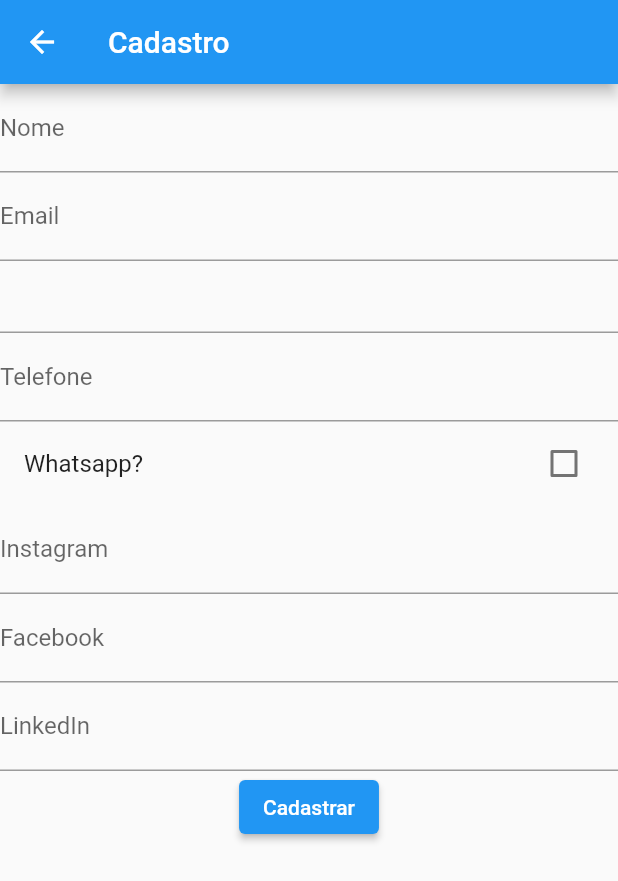
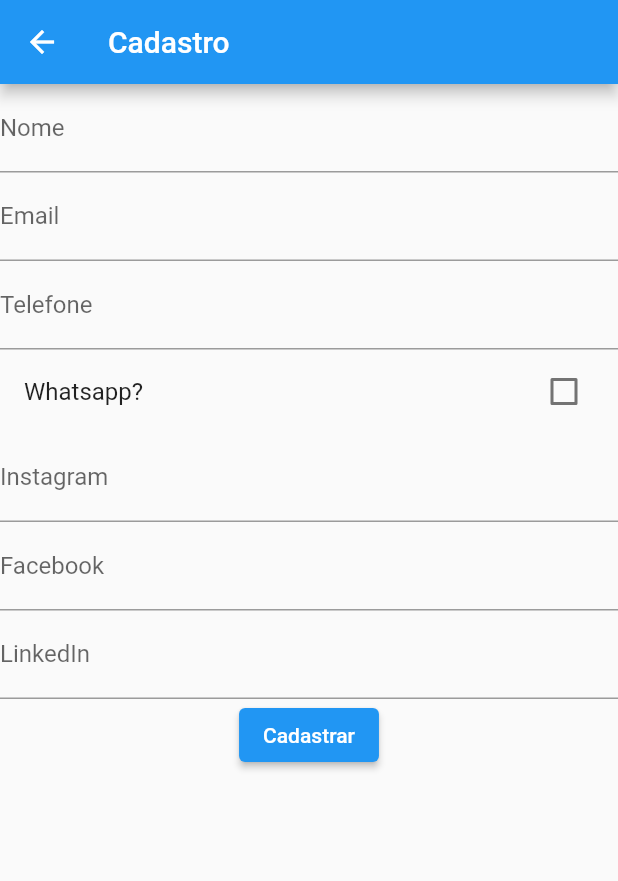
Before and after one commit to ArthurImmich/Uma-introducao-ao-flutter---Desenvolvimento-de-uma-lista-simples-de-contatos., a Flutter app: the screen it shows after launch, after a tap on the "add" icon, on a phone screen of 412 x 824 dp. Shown: the top 881 px of the screen. Run offline on Flutter 3.47's test engine with Material 2 defaults, Android fonts, the phone set to English and light mode, and no system bars; our stand-ins replace flutter_slidable.

Commit message:
Contacts list

```diff
--- a/lib/cadastro.dart
+++ b/lib/cadastro.dart
@@ -7,8 +7,13 @@ class Cadastro extends StatefulWidget {
 
 class _CadastroState extends State<Cadastro> {
   final _formKey = GlobalKey<FormState>();
-
   bool _checked = false;
+  final _nameController = TextEditingController();
+  final _emailController = TextEditingController();
+  final _phoneController = TextEditingController();
+  final _instagramController = TextEditingController();
+  final _facebookController = TextEditingController();
+  final _linkedinController = TextEditingController();
 
   @override
   Widget build(BuildContext context) {
@@ -24,6 +29,7 @@ class _CadastroState extends State<Cadastro> {
             child: Column(
               children: [
                 TextFormField(
+                  controller: _nameController,
                   decoration: const InputDecoration(labelText: 'Nome'),
                   //the post fix exclamation mark is a 'casting away nullability'
                   //meaning that it will take the value of null and cast it to a string
@@ -32,27 +38,13 @@ class _CadastroState extends State<Cadastro> {
                       value!.isEmpty ? 'Campo Obrigatório' : null,
                 ),
                 TextFormField(
+                  controller: _emailController,
                   decoration: const InputDecoration(labelText: 'Email'),
                   keyboardType: TextInputType.emailAddress,
-                  //the post fix exclamation mark is a 'casting away nullability'
-                  //meaning that it will take the value of null and cast it to a string
-                  //and then check if it is empty avoiding calling .isEmpty on null
                 ),
                 TextFormField(
-                  readOnly: true,
-                  onTap: () async {
-                    DateTime? date = await showDatePicker(
-                        context: context,
-                        initialDate: DateTime.now(),
-                        firstDate: DateTime(1900),
-                        lastDate: DateTime.now());
-                  },
-                ),
-                TextFormField(
+                  controller: _phoneController,
                   decoration: const InputDecoration(labelText: 'Telefone'),
-                  //the post fix exclamation mark is a 'casting away nullability'
-                  //meaning that it will take the value of null and cast it to a string
-                  //and then check if it is empty avoiding calling .isEmpty on null
                 ),
                 CheckboxListTile(
                     title: Text('Whatsapp?'),
@@ -62,22 +54,16 @@ class _CadastroState extends State<Cadastro> {
                       setState(() => _checked = value!);
                     }),
                 TextFormField(
+                  controller: _instagramController,
                   decoration: const InputDecoration(labelText: 'Instagram'),
-                  //the post fix exclamation mark is a 'casting away nullability'
-                  //meaning that it will take the value of null and cast it to a string
-                  //and then check if it is empty avoiding calling .isEmpty on null
                 ),
                 TextFormField(
+                  controller: _facebookController,
                   decoration: const InputDecoration(labelText: 'Facebook'),
-                  //the post fix exclamation mark is a 'casting away nullability'
-                  //meaning that it will take the value of null and cast it to a string
-                  //and then check if it is empty avoiding calling .isEmpty on null
                 ),
                 TextFormField(
+                  controller: _linkedinController,
                   decoration: const InputDecoration(labelText: 'LinkedIn'),
-                  //the post fix exclamation mark is a 'casting away nullability'
-                  //meaning that it will take the value of null and cast it to a string
-                  //and then check if it is empty avoiding calling .isEmpty on null
                 ),
                 ElevatedButton(
                     onPressed: () {
@@ -89,6 +75,7 @@ class _CadastroState extends State<Cadastro> {
                       if (_formKey.currentState!.validate()) {
                         // If the form is valid, display a snackbar. In the real world,
                         // you'd often call a server or save the information in a database.
+
                         ScaffoldMessenger.of(context).showSnackBar(
                             SnackBar(content: Text('Processing Data')));
                       }
--- a/lib/contatos.dart
+++ /dev/null
@@ -1,41 +0,0 @@
-import 'package:flutter/material.dart';
-import 'cadastro.dart';
-
-class MyHomePage extends StatefulWidget {
-  MyHomePage({Key? key, required this.title}) : super(key: key);
-  final String title;
-
-  @override
-  _MyHomePageState createState() => _MyHomePageState();
-}
-
-class _MyHomePageState extends State<MyHomePage> {
-  @override
-  Widget build(BuildContext context) {
-    return Scaffold(
-      appBar: AppBar(
-        title: Text(widget.title),
-      ),
-      body: Center(
-        child: Column(
-          mainAxisAlignment: MainAxisAlignment.center,
-          children: <Widget>[
-            Text(
-              'You have pushed the button this many times:',
-            ),
-            Text(
-              'contador',
-              style: Theme.of(context).textTheme.headline4,
-            ),
-          ],
-        ),
-      ),
-      floatingActionButton: FloatingActionButton(
-        onPressed: () => Navigator.of(context)
-            .push(MaterialPageRoute(builder: (context) => Cadastro())),
-        tooltip: 'Increment',
-        child: Icon(Icons.add),
-      ),
-    );
-  }
-}
--- /dev/null
+++ b/lib/lista_contatos.dart
@@ -0,0 +1,126 @@
+import 'package:flutter/material.dart';
+import 'cadastro.dart';
+import 'contato.dart';
+import 'package:flutter_slidable/flutter_slidable.dart';
+
+class MyHomePage extends StatefulWidget {
+  MyHomePage({Key? key, required this.title}) : super(key: key);
+  final String title;
+
+  @override
+  _MyHomePageState createState() => _MyHomePageState();
+}
+
+List<Contato> contatos = [
+  Contato(
+      name: 'João Carlos',
+      email: 'asd@asd.com',
+      phone: '(55) 55555-5555',
+      facebook: 'teste',
+      instagram: 'teste'),
+  Contato(name: 'Carla', email: 'asds@asds.com'),
+  Contato(name: 'João Carlos', email: 'asd@asd.com', phone: '(55) 55555-5555'),
+  Contato(name: 'Carla', email: 'asds@asds.com'),
+  Contato(name: 'João Carlos', email: 'asd@asd.com', phone: '(55) 55555-5555'),
+  Contato(name: 'Carla', email: 'asds@asds.com'),
+  Contato(name: 'João Carlos', email: 'asd@asd.com', phone: '(55) 55555-5555'),
+  Contato(name: 'Carla', email: 'asds@asds.com'),
+  Contato(name: 'João Carlos', email: 'asd@asd.com', phone: '(55) 55555-5555'),
+  Contato(name: 'Carla', email: 'asds@asds.com'),
+  Contato(name: 'João Carlos', email: 'asd@asd.com', phone: '(55) 55555-5555'),
+  Contato(name: 'Carla', email: 'asds@asds.com'),
+  Contato(name: 'João Carlos', email: 'asd@asd.com', phone: '(55) 55555-5555'),
+  Contato(name: 'Carla', email: 'asds@asds.com'),
+  Contato(name: 'João Carlos', email: 'asd@asd.com', phone: '(55) 55555-5555'),
+  Contato(name: 'Carla', email: 'asds@asds.com'),
+  Contato(name: 'João Carlos', email: 'asd@asd.com', phone: '(55) 55555-5555'),
+  Contato(name: 'Carla', email: 'asds@asds.com'),
+  Contato(name: 'João Carlos', email: 'asd@asd.com', phone: '(55) 55555-5555'),
+  Contato(name: 'Carla', email: 'asds@asds.com'),
+  Contato(name: 'João Carlos', email: 'asd@asd.com', phone: '(55) 55555-5555'),
+  Contato(name: 'Carla', email: 'asds@asds.com'),
+  Contato(name: 'João Carlos', email: 'asd@asd.com', phone: '(55) 55555-5555'),
+  Contato(name: 'Carla', email: 'asds@asds.com'),
+];
+
+class _MyHomePageState extends State<MyHomePage> {
+  @override
+  Widget build(BuildContext context) {
+    return Scaffold(
+      appBar: AppBar(
+        title: Text(widget.title),
+      ),
+      body: ListView.separated(
+        separatorBuilder: (_, i) => Divider(
+          indent: 30,
+          endIndent: 30,
+          thickness: 1,
+          height: 0,
+        ),
+        itemCount: contatos.length,
+        itemBuilder: (_, i) => Slidable(
+          actionPane: SlidableDrawerActionPane(),
+          actionExtentRatio: 0.15,
+          child: SizedBox(
+            height: 70,
+            child: Center(
+              child: ListTile(
+                title: Text(contatos[i].name!),
+                //subtitle: Text(contatos[i].phone ?? ''),
+                leading: CircleAvatar(
+                  backgroundColor: Colors.amber,
+                ),
+              ),
+            ),
+          ),
+          secondaryActions: _secondaryActions(contatos[i]),
+        ),
+      ),
+      floatingActionButton: FloatingActionButton(
+        onPressed: () => Navigator.of(context)
+            .push(MaterialPageRoute(builder: (context) => Cadastro())),
+        tooltip: 'Increment',
+        child: Icon(Icons.add),
+      ),
+    );
+  }
+}
+
+List<Widget> _secondaryActions(Contato contato) {
+  List<Widget> secondaryActions = [
+    IconSlideAction(
+      caption: 'Editar',
+      color: Colors.amber,
+      icon: Icons.edit,
+      onTap: () {},
+    ),
+    IconSlideAction(
+      caption: 'Excluir',
+      color: Colors.red,
+      icon: Icons.delete,
+      onTap: () {},
+    ),
+  ];
+  if (contato.facebook?.isNotEmpty ?? false) {
+    secondaryActions.insert(
+        0,
+        IconSlideAction(
+          caption: 'Facebook',
+          color: Colors.blue.shade600,
+          icon: Icons.facebook,
+          onTap: () {},
+        ));
+  }
+  if (contato.facebook?.isNotEmpty ?? false) {
+    secondaryActions.insert(
+        0,
+        IconSlideAction(
+          caption: 'Instagram',
+          color: Colors.purple.shade600,
+          icon: Icons.camera_alt_outlined,
+          onTap: () {},
+        ));
+  }
+
+  return secondaryActions;
+}
--- a/lib/main.dart
+++ b/lib/main.dart
@@ -1,5 +1,5 @@
 import 'package:flutter/material.dart';
-import 'contatos.dart';
+import 'lista_contatos.dart';
 
 void main() {
   runApp(MyApp());
--- a/pubspec.yaml
+++ b/pubspec.yaml
@@ -23,7 +23,7 @@ environment:
 dependencies:
   flutter:
     sdk: flutter
-
+  flutter_slidable:
 
   # The following adds the Cupertino Icons font to your application.
   # Use with the CupertinoIcons class for iOS style icons.
```
Also changed, not shown: lib/contato.dart (added, +20 -0 lines), lib/database.dart (added, +12 -0 lines), pubspec.lock.
